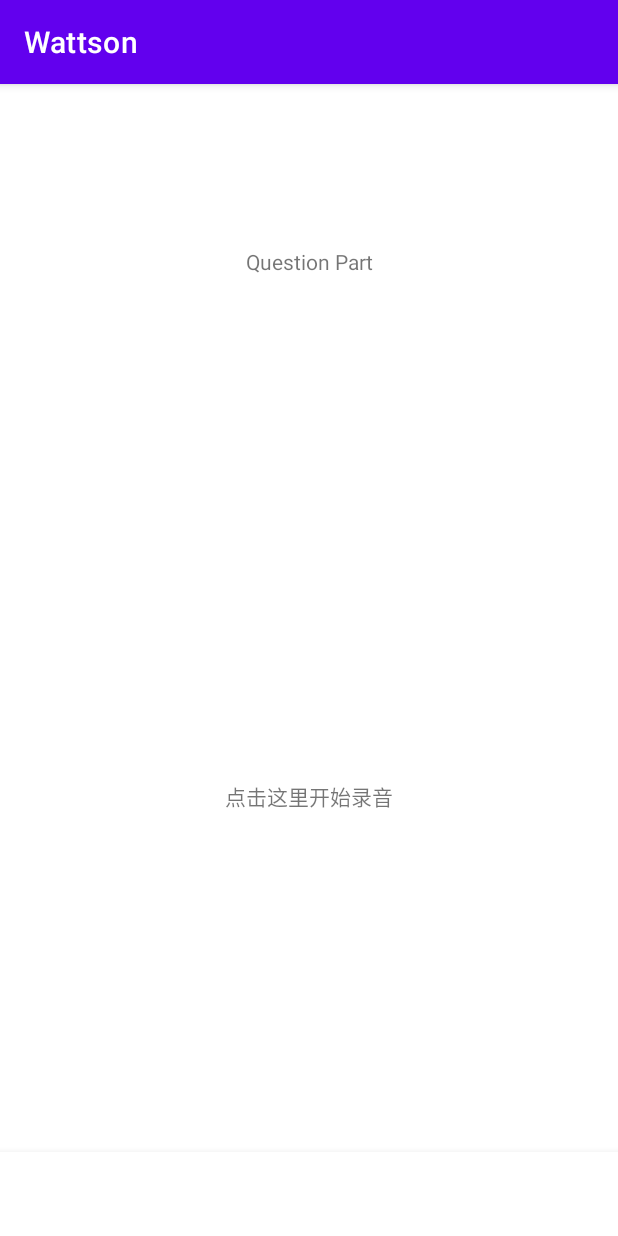
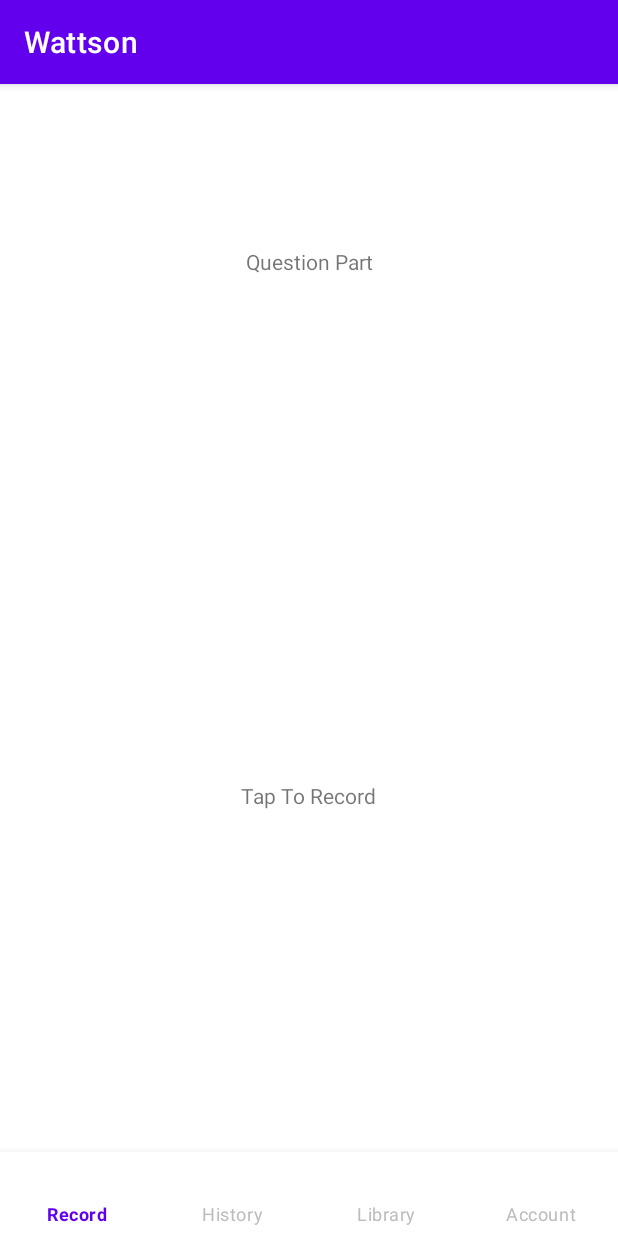
Before and after one commit to jonlai211/Wattson, an Android app: the screen it shows after launch (RecordActivity), on a phone screen of 412 x 824 dp. Run offline under Robolectric (Android 15) with nearby library versions, the light colour scheme and no system bars.

Commit message:
add: initial layout

```diff
--- /dev/null
+++ b/app/src/main/res/color/nav_text_colors.xml
@@ -0,0 +1,7 @@
+<?xml version="1.0" encoding="utf-8"?>
+<selector xmlns:android="http://schemas.android.com/apk/res/android">
+    <!-- 选中时的颜色 -->
+    <item android:color="@color/selected_nav_colors" android:state_checked="true"/>
+    <!-- 默认（未选中）时的颜色 -->
+    <item android:color="@color/unselected_nav_colors"/>
+</selector>
--- a/app/src/main/res/layout/activity_record.xml
+++ b/app/src/main/res/layout/activity_record.xml
@@ -12,7 +12,7 @@
         android:layout_width="0dp"
         android:layout_height="0dp"
         android:gravity="center"
-        android:text="Question Part"
+        android:text="@string/question_part"
         app:layout_constraintTop_toTopOf="parent"
         app:layout_constraintBottom_toTopOf="@id/record_part"
         app:layout_constraintStart_toStartOf="parent"
@@ -36,7 +36,7 @@
         <TextView
             android:layout_width="wrap_content"
             android:layout_height="wrap_content"
-            android:text="点击这里开始录音"
+            android:text="@string/tap_to_record"
             android:layout_gravity="center" />
     </FrameLayout>
 
@@ -46,6 +46,9 @@
         android:layout_width="0dp"
         android:layout_height="wrap_content"
         android:background="?android:attr/windowBackground"
+        app:itemIconTint="@color/nav_text_colors"
+        app:itemTextColor="@color/nav_text_colors"
+        app:labelVisibilityMode="labeled"
         app:layout_constraintStart_toStartOf="parent"
         app:layout_constraintEnd_toEndOf="parent"
         app:layout_constraintBottom_toBottomOf="parent"
--- a/app/src/main/res/values/colors.xml
+++ b/app/src/main/res/values/colors.xml
@@ -7,4 +7,6 @@
     <color name="teal_700">#FF018786</color>
     <color name="black">#FF000000</color>
     <color name="white">#FFFFFFFF</color>
+    <color name="selected_nav_colors">#FF6200EE</color>
+    <color name="unselected_nav_colors">#FFBABCBE</color>
 </resources>
--- a/app/src/main/res/values/strings.xml
+++ b/app/src/main/res/values/strings.xml
@@ -1,7 +1,9 @@
 <resources>
     <string name="app_name">Wattson</string>
-    <string name="record" />
-    <string name="history" />
-    <string name="library" />
-    <string name="account" />
+    <string name="record">Record</string>
+    <string name="history">History</string>
+    <string name="library">Library</string>
+    <string name="account">Account</string>
+    <string name="tap_to_record">Tap To Record</string>
+    <string name="question_part">Question Part</string>
 </resources>
```
